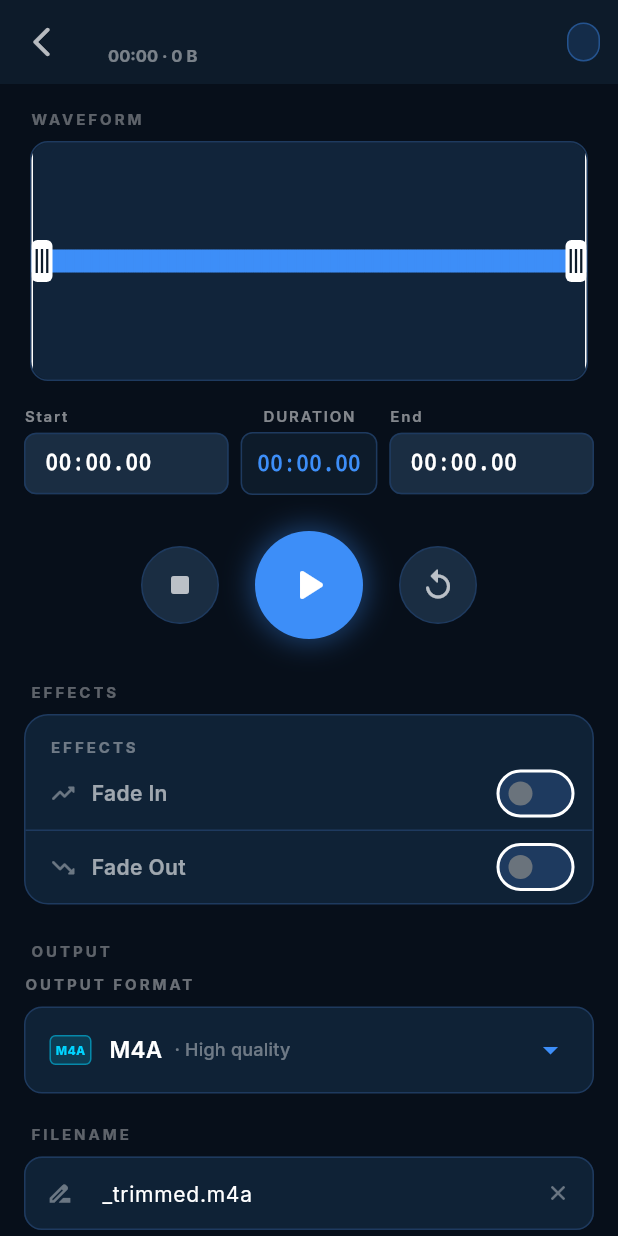
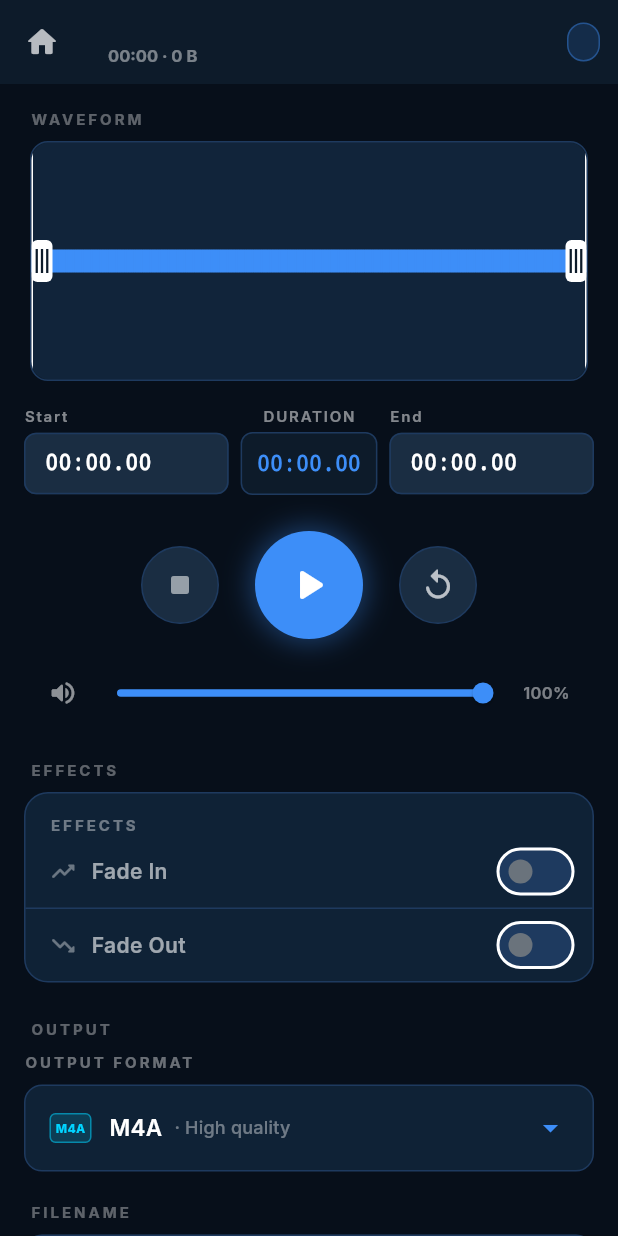
Before and after one commit to g411411/DartAudioEditingTool, a Flutter app: the _EditorView screen opened directly with empty values, after a tap on the "stop" icon, on a phone screen of 412 x 824 dp. Run offline on Flutter 3.47's test engine with Material 3 defaults, Android fonts, the phone set to English and light mode, and no system bars; our stand-ins replace file_picker, google_fonts, just_audio, permission_handler, share_plus; missing offline and left inert: ffmpeg_kit_flutter_new.

Commit message:
commit after trimmed file can be created

```diff
--- a/lib/providers/editor_provider.dart
+++ b/lib/providers/editor_provider.dart
@@ -21,6 +21,7 @@ class EditorProvider extends ChangeNotifier {
   // Playback
   bool isPlaying = false;
   double playheadFraction = 0.0;
+  double volume = 1.0;
 
   // Effects
   bool fadeIn = false;
@@ -138,6 +139,7 @@ class EditorProvider extends ChangeNotifier {
       await _audioService.pause();
     } else {
       await _audioService.loadRegion(audioFile.path, startDuration, endDuration);
+      await _audioService.setVolume(volume);
       await _audioService.play();
     }
   }
@@ -145,6 +147,27 @@ class EditorProvider extends ChangeNotifier {
   Future<void> stopPlayback() async {
     await _audioService.stop();
     playheadFraction = startFraction;
+    notifyListeners();
+  }
+
+  /// Stops playback and sets end trim point to the current playhead position.
+  Future<void> stopAndSetEnd() async {
+    if (isPlaying) {
+      final currentFrac = playheadFraction;
+      await _audioService.stop();
+      isPlaying = false;
+      // Set end to current position (must be after start)
+      endFraction = currentFrac.clamp(startFraction + 0.001, 1.0);
+      playheadFraction = startFraction;
+      notifyListeners();
+    } else {
+      await stopPlayback();
+    }
+  }
+
+  void setVolume(double val) {
+    volume = val.clamp(0.0, 1.0);
+    _audioService.setVolume(volume);
     notifyListeners();
   }
 
--- a/lib/screens/editor_screen.dart
+++ b/lib/screens/editor_screen.dart
@@ -14,21 +14,23 @@ import '../widgets/export_dialog.dart';
 
 class EditorScreen extends StatelessWidget {
   final AudioFileModel audioFile;
+  final VoidCallback onGoHome;
 
-  const EditorScreen({super.key, required this.audioFile});
+  const EditorScreen({super.key, required this.audioFile, required this.onGoHome});
 
   @override
   Widget build(BuildContext context) {
     return ChangeNotifierProvider(
       create: (_) => EditorProvider(audioFile),
-      child: _EditorView(audioFile: audioFile),
+      child: _EditorView(audioFile: audioFile, onGoHome: onGoHome),
     );
   }
 }
 
 class _EditorView extends StatefulWidget {
   final AudioFileModel audioFile;
-  const _EditorView({required this.audioFile});
+  final VoidCallback onGoHome;
+  const _EditorView({required this.audioFile, required this.onGoHome});
 
   @override
   State<_EditorView> createState() => _EditorViewState();
@@ -111,7 +113,10 @@ class _EditorViewState extends State<_EditorView> {
         barrierDismissible: false,
         builder: (ctx) => ExportDialog(
           result: result,
-          onTrimAnother: () => Navigator.of(context).pop(),
+          onTrimAnother: () {
+            Navigator.of(context).pop();
+            widget.onGoHome();
+          },
         ),
       );
     } catch (e) {
@@ -144,7 +149,7 @@ class _EditorViewState extends State<_EditorView> {
             if (didPop) return;
             final shouldPop = await _onWillPop(provider);
             if (shouldPop && context.mounted) {
-              Navigator.of(context).pop();
+              widget.onGoHome();
             }
           },
           child: Scaffold(
@@ -153,12 +158,12 @@ class _EditorViewState extends State<_EditorView> {
               backgroundColor: const Color(0xFF0D1B2A),
               elevation: 0,
               leading: IconButton(
-                icon: const Icon(Icons.arrow_back_ios_rounded,
+                icon: const Icon(Icons.home_rounded,
                     color: Colors.white70),
                 onPressed: () async {
                   final shouldPop = await _onWillPop(provider);
                   if (shouldPop && context.mounted) {
-                    Navigator.of(context).pop();
+                    widget.onGoHome();
                   }
                 },
               ),
@@ -304,8 +309,8 @@ class _EditorViewState extends State<_EditorView> {
                                   ? null
                                   : () => _exportAudio(provider),
                               style: ElevatedButton.styleFrom(
-                                backgroundColor: theme.colorScheme.primary,
-                                foregroundColor: Colors.white,
+                                backgroundColor: Colors.yellow,
+                                foregroundColor: Colors.black,
                                 disabledBackgroundColor:
                                     Colors.grey.withOpacity(0.3),
                                 shape: RoundedRectangleBorder(
--- a/lib/services/audio_service.dart
+++ b/lib/services/audio_service.dart
@@ -7,6 +7,7 @@ class AudioService {
   Stream<PlayerState> get playerStateStream => _player.playerStateStream;
   bool get isPlaying => _player.playing;
   Duration get currentPosition => _player.position;
+  double get volume => _player.volume;
 
   /// Loads the audio file and sets up a clipping source to play the selected region.
   Future<void> loadRegion(String filePath, Duration start, Duration end) async {
@@ -46,6 +47,11 @@ class AudioService {
     await _player.seek(position);
   }
 
+  /// Sets the playback volume (0.0 to 1.0).
+  Future<void> setVolume(double volume) async {
+    await _player.setVolume(volume.clamp(0.0, 1.0));
+  }
+
   /// Returns the total duration of the loaded source.
   Duration? get totalDuration => _player.duration;
 
--- a/lib/services/export_service.dart
+++ b/lib/services/export_service.dart
@@ -1,7 +1,7 @@
 import 'dart:io';
 import 'package:flutter/foundation.dart';
-import 'package:ffmpeg_kit_flutter_audio/ffmpeg_kit.dart';
-import 'package:ffmpeg_kit_flutter_audio/return_code.dart';
+import 'package:ffmpeg_kit_flutter_new/ffmpeg_kit.dart';
+import 'package:ffmpeg_kit_flutter_new/return_code.dart';
 import 'package:path_provider/path_provider.dart';
 import 'package:path/path.dart' as p;
 import '../models/trim_settings_model.dart';
--- a/lib/services/waveform_service.dart
+++ b/lib/services/waveform_service.dart
@@ -1,6 +1,6 @@
 import 'dart:typed_data';
 import 'dart:io';
-import 'package:ffmpeg_kit_flutter_audio/ffmpeg_kit.dart';
+import 'package:ffmpeg_kit_flutter_new/ffmpeg_kit.dart';
 import 'package:path_provider/path_provider.dart';
 import 'package:path/path.dart' as p;
 
--- a/lib/widgets/playback_controls.dart
+++ b/lib/widgets/playback_controls.dart
@@ -11,20 +11,31 @@ class PlaybackControls extends StatelessWidget {
     final theme = Theme.of(context);
 
     return Padding(
-      padding: const EdgeInsets.symmetric(horizontal: 32),
-      child: Row(
+      padding: const EdgeInsets.symmetric(horizontal: 24),
+      child: Column(
+        children: [
+          // ── Main playback row ──────────────────────────────
+          Row(
             mainAxisAlignment: MainAxisAlignment.center,
             children: [
-          // Stop button
+              // Stop & Set End button
               _ControlButton(
                 icon: Icons.stop_rounded,
-            label: 'Stop',
-            color: const Color(0xFF1A2D42),
-            iconColor: Colors.white70,
-            onTap: () => provider.stopPlayback(),
+                label: 'Set End',
+                color: provider.isPlaying
+                    ? const Color(0xFF8B0000).withAlpha(180)
+                    : const Color(0xFF1A2D42),
+                iconColor: provider.isPlaying
+                    ? Colors.redAccent
+                    : Colors.white54,
+                borderColor: provider.isPlaying
+                    ? Colors.redAccent.withAlpha(120)
+                    : const Color(0xFF1E3A5F),
+                tooltip: 'Stop and set end time to current position',
+                onTap: () => provider.stopAndSetEnd(),
               ),
               const SizedBox(width: 24),
-          // Play/Pause button — larger, accent colored
+              // Play / Pause — large accent button
               GestureDetector(
                 onTap: () => provider.togglePlayPause(),
                 child: AnimatedContainer(
@@ -36,7 +47,7 @@ class PlaybackControls extends StatelessWidget {
                     color: theme.colorScheme.primary,
                     boxShadow: [
                       BoxShadow(
-                    color: theme.colorScheme.primary.withOpacity(0.4),
+                        color: theme.colorScheme.primary.withAlpha(100),
                         blurRadius: 16,
                         spreadRadius: 2,
                       ),
@@ -45,7 +56,9 @@ class PlaybackControls extends StatelessWidget {
                   child: AnimatedSwitcher(
                     duration: const Duration(milliseconds: 150),
                     child: Icon(
-                  provider.isPlaying ? Icons.pause_rounded : Icons.play_arrow_rounded,
+                      provider.isPlaying
+                          ? Icons.pause_rounded
+                          : Icons.play_arrow_rounded,
                       key: ValueKey(provider.isPlaying),
                       color: Colors.white,
                       size: 36,
@@ -54,15 +67,89 @@ class PlaybackControls extends StatelessWidget {
                 ),
               ),
               const SizedBox(width: 24),
-          // Placeholder for balance (or could be a seek button)
+              // Reset button
               _ControlButton(
                 icon: Icons.replay_rounded,
                 label: 'Reset',
                 color: const Color(0xFF1A2D42),
                 iconColor: Colors.white70,
-            onTap: () {
-              provider.stopPlayback();
-            },
+                borderColor: const Color(0xFF1E3A5F),
+                tooltip: 'Reset to beginning',
+                onTap: () => provider.stopPlayback(),
+              ),
+            ],
+          ),
+
+          const SizedBox(height: 20),
+
+          // ── Volume control row ─────────────────────────────
+          Padding(
+            padding: const EdgeInsets.symmetric(horizontal: 8),
+            child: Row(
+              children: [
+                Icon(
+                  provider.volume == 0
+                      ? Icons.volume_off_rounded
+                      : provider.volume < 0.5
+                          ? Icons.volume_down_rounded
+                          : Icons.volume_up_rounded,
+                  color: Colors.white54,
+                  size: 20,
+                ),
+                const SizedBox(width: 10),
+                Expanded(
+                  child: SliderTheme(
+                    data: SliderTheme.of(context).copyWith(
+                      trackHeight: 3,
+                      thumbShape: const RoundSliderThumbShape(
+                          enabledThumbRadius: 7),
+                      overlayShape: const RoundSliderOverlayShape(
+                          overlayRadius: 16),
+                    ),
+                    child: Slider(
+                      value: provider.volume,
+                      min: 0.0,
+                      max: 1.0,
+                      onChanged: (v) => provider.setVolume(v),
+                    ),
+                  ),
+                ),
+                const SizedBox(width: 6),
+                SizedBox(
+                  width: 36,
+                  child: Text(
+                    '${(provider.volume * 100).round()}%',
+                    style: TextStyle(
+                      color: Colors.white.withAlpha(120),
+                      fontSize: 11,
+                      fontWeight: FontWeight.w600,
+                    ),
+                    textAlign: TextAlign.right,
+                  ),
+                ),
+              ],
+            ),
+          ),
+
+          // ── Stop indicator hint (shown while playing) ───────
+          if (provider.isPlaying)
+            Padding(
+              padding: const EdgeInsets.only(top: 8),
+              child: Row(
+                mainAxisAlignment: MainAxisAlignment.center,
+                children: [
+                  Icon(Icons.stop_rounded,
+                      color: Colors.redAccent.withAlpha(180), size: 13),
+                  const SizedBox(width: 4),
+                  Text(
+                    'Press Stop to set end time at current position',
+                    style: TextStyle(
+                      color: Colors.redAccent.withAlpha(180),
+                      fontSize: 11,
+                    ),
+                  ),
+                ],
+              ),
             ),
         ],
       ),
@@ -75,6 +162,8 @@ class _ControlButton extends StatelessWidget {
   final String label;
   final Color color;
   final Color iconColor;
+  final Color borderColor;
+  final String tooltip;
   final VoidCallback onTap;
 
   const _ControlButton({
@@ -82,22 +171,28 @@ class _ControlButton extends StatelessWidget {
     required this.label,
     required this.color,
     required this.iconColor,
+    required this.borderColor,
+    required this.tooltip,
     required this.onTap,
   });
 
   @override
   Widget build(BuildContext context) {
-    return GestureDetector(
+    return Tooltip(
+      message: tooltip,
+      child: GestureDetector(
         onTap: onTap,
-      child: Container(
+        child: AnimatedContainer(
+          duration: const Duration(milliseconds: 200),
           width: 52,
           height: 52,
           decoration: BoxDecoration(
             shape: BoxShape.circle,
             color: color,
-          border: Border.all(color: const Color(0xFF1E3A5F), width: 1),
+            border: Border.all(color: borderColor, width: 1),
           ),
           child: Icon(icon, color: iconColor, size: 24),
+        ),
       ),
     );
   }
--- a/pubspec.yaml
+++ b/pubspec.yaml
@@ -17,7 +17,7 @@ dependencies:
   just_audio: ^0.9.40
 
   # FFmpeg (LGPL build — WAV/AAC/M4A encoding, no GPL codecs)
-  ffmpeg_kit_flutter_audio: ^6.0.3
+  ffmpeg_kit_flutter_new: ^4.1.0
 
   # Paths & storage
   path_provider: ^2.1.4
```
Also changed, not shown: lib/screens/home_screen.dart (+37 -26 lines), pubspec.lock, 6 other files. Lines whose indentation alone changed are shown as unchanged.
